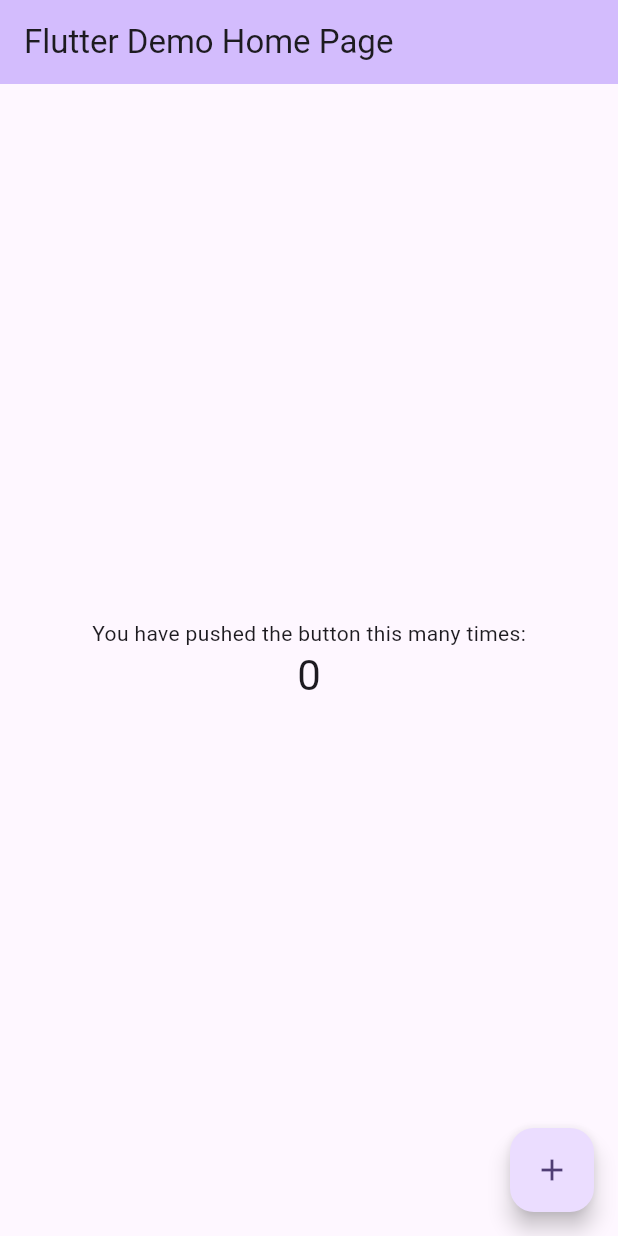
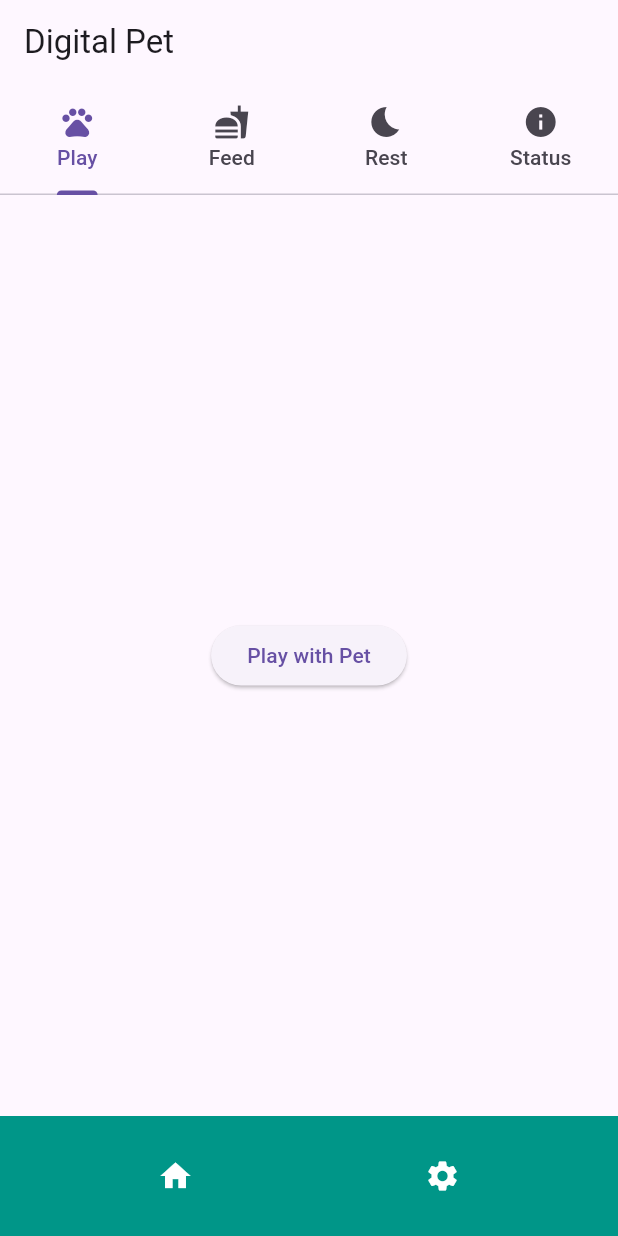
Before and after one commit to SophieNguyen113/digital_pet_app, a Flutter app: the screen it shows after launch, on a phone screen of 412 x 824 dp. Run offline on Flutter 3.47's test engine with Material 3 defaults, Android fonts, the phone set to English and light mode, and no system bars.

Commit message:
Added tab features for digital pet app

```diff
--- a/lib/main.dart
+++ b/lib/main.dart
@@ -1,125 +1,86 @@
 import 'package:flutter/material.dart';
 
-void main() {
-  runApp(const MyApp());
-}
+void main() => runApp(const MyApp());
 
 class MyApp extends StatelessWidget {
   const MyApp({super.key});
 
-  // This widget is the root of your application.
   @override
   Widget build(BuildContext context) {
-    return MaterialApp(
-      title: 'Flutter Demo',
-      theme: ThemeData(
-        // This is the theme of your application.
-        //
-        // TRY THIS: Try running your application with "flutter run". You'll see
-        // the application has a purple toolbar. Then, without quitting the app,
-        // try changing the seedColor in the colorScheme below to Colors.green
-        // and then invoke "hot reload" (save your changes or press the "hot
-        // reload" button in a Flutter-supported IDE, or press "r" if you used
-        // the command line to start the app).
-        //
-        // Notice that the counter didn't reset back to zero; the application
-        // state is not lost during the reload. To reset the state, use hot
-        // restart instead.
-        //
-        // This works for code too, not just values: Most code changes can be
-        // tested with just a hot reload.
-        colorScheme: ColorScheme.fromSeed(seedColor: Colors.deepPurple),
-        useMaterial3: true,
-      ),
-      home: const MyHomePage(title: 'Flutter Demo Home Page'),
+    return const MaterialApp(
+      debugShowCheckedModeBanner: false,
+      home: DigitalPetTabs(),
     );
   }
 }
 
-class MyHomePage extends StatefulWidget {
-  const MyHomePage({super.key, required this.title});
-
-  // This widget is the home page of your application. It is stateful, meaning
-  // that it has a State object (defined below) that contains fields that affect
-  // how it looks.
-
-  // This class is the configuration for the state. It holds the values (in this
-  // case the title) provided by the parent (in this case the App widget) and
-  // used by the build method of the State. Fields in a Widget subclass are
-  // always marked "final".
-
-  final String title;
+class DigitalPetTabs extends StatefulWidget {
+  const DigitalPetTabs({super.key});
 
   @override
-  State<MyHomePage> createState() => _MyHomePageState();
+  State<DigitalPetTabs> createState() => _DigitalPetTabsState();
 }
 
-class _MyHomePageState extends State<MyHomePage> {
-  int _counter = 0;
+class _DigitalPetTabsState extends State<DigitalPetTabs>
+    with SingleTickerProviderStateMixin {
+  late TabController _tabController;
+  int happiness = 50;
 
-  void _incrementCounter() {
-    setState(() {
-      // This call to setState tells the Flutter framework that something has
-      // changed in this State, which causes it to rerun the build method below
-      // so that the display can reflect the updated values. If we changed
-      // _counter without calling setState(), then the build method would not be
-      // called again, and so nothing would appear to happen.
-      _counter++;
-    });
+  @override
+  void initState() {
+    super.initState();
+    _tabController = TabController(length: 4, vsync: this);
   }
+
+  void _play() => setState(() => happiness = (happiness + 10).clamp(0, 100));
+  void _feed() => setState(() => happiness = (happiness + 5).clamp(0, 100));
+  void _rest() => setState(() => happiness = (happiness - 5).clamp(0, 100));
 
   @override
   Widget build(BuildContext context) {
-    // This method is rerun every time setState is called, for instance as done
-    // by the _incrementCounter method above.
-    //
-    // The Flutter framework has been optimized to make rerunning build methods
-    // fast, so that you can just rebuild anything that needs updating rather
-    // than having to individually change instances of widgets.
     return Scaffold(
       appBar: AppBar(
-        // TRY THIS: Try changing the color here to a specific color (to
-        // Colors.amber, perhaps?) and trigger a hot reload to see the AppBar
-        // change color while the other colors stay the same.
-        backgroundColor: Theme.of(context).colorScheme.inversePrimary,
-        // Here we take the value from the MyHomePage object that was created by
-        // the App.build method, and use it to set our appbar title.
-        title: Text(widget.title),
-      ),
-      body: Center(
-        // Center is a layout widget. It takes a single child and positions it
-        // in the middle of the parent.
-        child: Column(
-          // Column is also a layout widget. It takes a list of children and
-          // arranges them vertically. By default, it sizes itself to fit its
-          // children horizontally, and tries to be as tall as its parent.
-          //
-          // Column has various properties to control how it sizes itself and
-          // how it positions its children. Here we use mainAxisAlignment to
-          // center the children vertically; the main axis here is the vertical
-          // axis because Columns are vertical (the cross axis would be
-          // horizontal).
-          //
-          // TRY THIS: Invoke "debug painting" (choose the "Toggle Debug Paint"
-          // action in the IDE, or press "p" in the console), to see the
-          // wireframe for each widget.
-          mainAxisAlignment: MainAxisAlignment.center,
-          children: <Widget>[
-            const Text(
-              'You have pushed the button this many times:',
-            ),
-            Text(
-              '$_counter',
-              style: Theme.of(context).textTheme.headlineMedium,
-            ),
+        title: const Text('Digital Pet'),
+        bottom: TabBar(
+          controller: _tabController,
+          tabs: const [
+            Tab(icon: Icon(Icons.pets), text: 'Play'),
+            Tab(icon: Icon(Icons.fastfood), text: 'Feed'),
+            Tab(icon: Icon(Icons.bedtime), text: 'Rest'),
+            Tab(icon: Icon(Icons.info), text: 'Status'),
           ],
         ),
       ),
-      floatingActionButton: FloatingActionButton(
-        onPressed: _incrementCounter,
-        tooltip: 'Increment',
-        child: const Icon(Icons.add),
-      ), // This trailing comma makes auto-formatting nicer for build methods.
+      body: TabBarView(
+        controller: _tabController,
+        children: [
+          Center(child: ElevatedButton(onPressed: _play, child: const Text('Play with Pet'))),
+          Center(child: ElevatedButton(onPressed: _feed, child: const Text('Feed Pet'))),
+          Center(child: ElevatedButton(onPressed: _rest, child: const Text('Let Pet Rest'))),
+          Center(
+            child: Column(
+              mainAxisAlignment: MainAxisAlignment.center,
+              children: [
+                const Icon(Icons.pets, size: 80, color: Colors.teal),
+                Text('Happiness: $happiness%'),
+              ],
+            ),
+          ),
+        ],
+      ),
+      bottomNavigationBar: const BottomAppBar(
+        color: Colors.teal,
+        child: Padding(
+          padding: EdgeInsets.all(12),
+          child: Row(
+            mainAxisAlignment: MainAxisAlignment.spaceAround,
+            children: [
+              Icon(Icons.home, color: Colors.white),
+              Icon(Icons.settings, color: Colors.white),
+            ],
+          ),
+        ),
+      ),
     );
   }
 }
```
